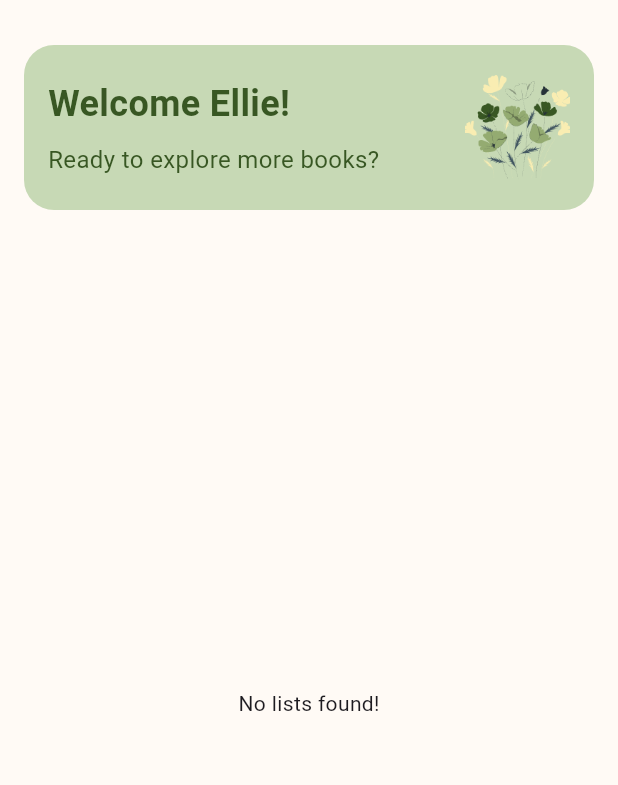
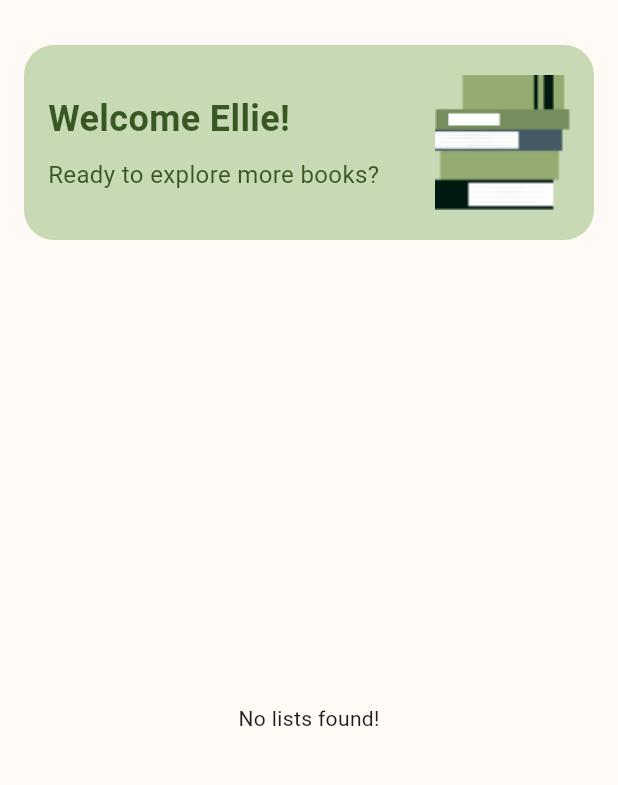
Before and after one commit to EllieNtasio/readally-android, a Flutter app: the BooksPage screen opened directly, after a tap on the "menu" icon, after a tap on the "camera alt" icon, on a phone screen of 412 x 824 dp, the part 63-848 px from its top. Run offline on Flutter 3.47's test engine with Material 3 defaults, Android fonts, the phone set to English and light mode, and no system bars; our stand-ins replace cloud_firestore, firebase_auth, firebase_core; accounts and stored records are empty.

Commit message:
minor bugs

```diff
--- a/lib/bookspage.dart
+++ b/lib/bookspage.dart
@@ -76,9 +76,9 @@ class BooksPage extends StatelessWidget {
                     ],
                   ),
                   Image.asset(
-                    'assets/images/flowers.png',
-                    width: 70,
-                    height: 70,
+                    'assets/images/cuate.png',
+                    width: 90,
+                    height: 90,
                     fit: BoxFit.cover,
                   ),
                 ],
--- a/lib/components/drawer.dart
+++ b/lib/components/drawer.dart
@@ -159,14 +159,14 @@ class AppDrawer extends StatelessWidget {
               ],
             ),
             Positioned(
-              bottom: -55,
-              left: 100,
+              bottom: -35,
+              left: 130,
               right: 0,
               child: Center(
                 child: Image.asset(
                   'assets/images/bro.png',
-                  width: 200,
-                  height: 200,
+                  width: 100,
+                  height: 100,
                 ),
               ),
             ),
```
Also changed, not shown: lib/secpages/profile.dart (+18 -6 lines).
